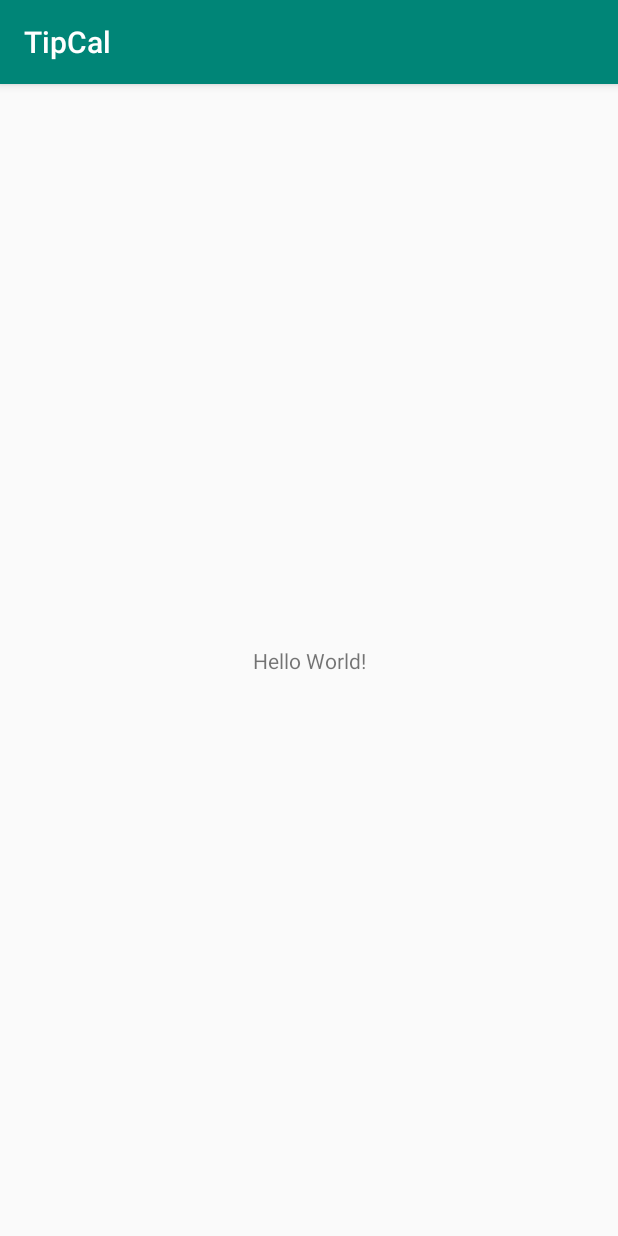
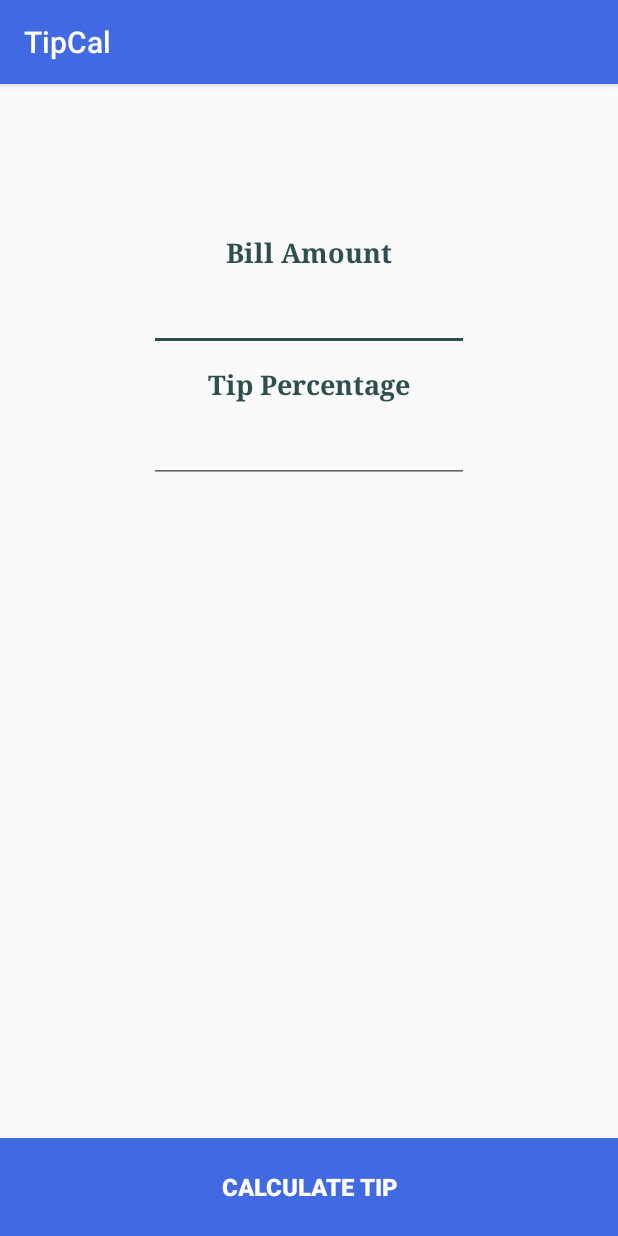
Before and after one commit to vishnudivakar31/android-kotlin-bootcamp, an Android app: the screen it shows after launch (MainActivity), on a phone screen of 412 x 824 dp. Run offline under Robolectric (Android 15) with nearby library versions, the phone set to English and light mode, and no system bars.

Commit message:
tip calculator v1.0

```diff
--- a/bootcamp/TipCal/app/src/main/java/com/wanderingthinkter/tipcal/MainActivity.kt
+++ b/bootcamp/TipCal/app/src/main/java/com/wanderingthinkter/tipcal/MainActivity.kt
@@ -2,11 +2,23 @@ package com.wanderingthinkter.tipcal
 
 import androidx.appcompat.app.AppCompatActivity
 import android.os.Bundle
+import kotlinx.android.synthetic.main.activity_main.*
+import kotlin.math.round
 
 class MainActivity : AppCompatActivity() {
 
     override fun onCreate(savedInstanceState: Bundle?) {
         super.onCreate(savedInstanceState)
         setContentView(R.layout.activity_main)
+
+        calculateTip.setOnClickListener {
+            var amount = amount.text.toString().toDouble()
+            val percentage = tipPercentage.text.toString().toDouble()
+            val tip = round(((percentage / 100) * amount) * 100) / 100
+            amount += tip
+            var resultTxt = getString(R.string.result).replace("{0}", tip.toString())
+            resultTxt = resultTxt.replace("{1}", amount.toString())
+            result.text = resultTxt
+        }
     }
 }
--- a/bootcamp/TipCal/app/src/main/res/layout/activity_main.xml
+++ b/bootcamp/TipCal/app/src/main/res/layout/activity_main.xml
@@ -5,15 +5,60 @@
         xmlns:app="http://schemas.android.com/apk/res-auto"
         android:layout_width="match_parent"
         android:layout_height="match_parent"
-        tools:context=".MainActivity">
-
+        tools:context=".MainActivity" android:layout_gravity="center_horizontal">
+    <TextView
+            android:text="@string/main_title"
+            android:layout_width="wrap_content"
+            android:layout_height="wrap_content"
+            android:id="@+id/billAmount" app:layout_constraintStart_toStartOf="parent"
+            app:layout_constraintHorizontal_bias="0.5" app:layout_constraintEnd_toEndOf="parent"
+            app:layout_constraintTop_toTopOf="parent" android:layout_marginTop="100dp"
+            app:fontFamily="serif" android:textSize="18sp"
+            android:textColor="@color/colorAccent" android:textStyle="bold"/>
+    <EditText
+            android:layout_width="wrap_content"
+            android:layout_height="wrap_content"
+            android:inputType="numberDecimal"
+            android:ems="10"
+            android:id="@+id/amount"
+            app:layout_constraintStart_toStartOf="parent" app:layout_constraintHorizontal_bias="0.5"
+            app:layout_constraintEnd_toEndOf="parent" android:layout_marginTop="8dp"
+            app:layout_constraintTop_toBottomOf="@+id/billAmount" android:textColor="@color/colorAccent"
+            android:autofillHints="" android:gravity="center"/>
+    <TextView
+            android:text="@string/tip_percentage_title"
+            android:layout_width="wrap_content"
+            android:layout_height="wrap_content"
+            android:id="@+id/tipPercentageTxt"
+            app:layout_constraintTop_toBottomOf="@+id/amount" android:layout_marginTop="10dp"
+            app:layout_constraintStart_toStartOf="parent" app:layout_constraintHorizontal_bias="0.5"
+            app:layout_constraintEnd_toEndOf="parent" android:textSize="18sp" android:textColor="@color/colorAccent"
+            app:fontFamily="serif" android:textStyle="bold"/>
+    <EditText
+            android:layout_width="wrap_content"
+            android:layout_height="wrap_content"
+            android:inputType="number"
+            android:ems="10"
+            android:id="@+id/tipPercentage"
+            app:layout_constraintStart_toStartOf="parent" app:layout_constraintHorizontal_bias="0.5"
+            app:layout_constraintEnd_toEndOf="parent" android:layout_marginTop="8dp"
+            app:layout_constraintTop_toBottomOf="@+id/tipPercentageTxt" android:textColor="@color/colorAccent"
+            android:gravity="center"/>
     <TextView
             android:layout_width="wrap_content"
             android:layout_height="wrap_content"
-            android:text="Hello World!"
-            app:layout_constraintBottom_toBottomOf="parent"
-            app:layout_constraintLeft_toLeftOf="parent"
-            app:layout_constraintRight_toRightOf="parent"
-            app:layout_constraintTop_toTopOf="parent"/>
-
+            android:id="@+id/result" app:layout_constraintStart_toStartOf="parent"
+            app:layout_constraintHorizontal_bias="0.5" app:layout_constraintEnd_toEndOf="parent"
+            app:layout_constraintTop_toBottomOf="@+id/tipPercentage" android:layout_marginTop="120dp"
+            android:textSize="20sp" android:textStyle="bold" app:fontFamily="serif"
+            android:textColor="@color/colorAccent" android:gravity="center"/>
+    <Button
+            android:text="@string/calculate_tip"
+            android:layout_width="421dp"
+            android:layout_height="65dp"
+            android:id="@+id/calculateTip" app:layout_constraintStart_toStartOf="parent"
+            app:layout_constraintHorizontal_bias="0.5" app:layout_constraintEnd_toEndOf="parent"
+            app:layout_constraintBottom_toBottomOf="parent" android:textSize="16sp"
+            android:textStyle="bold" android:background="@color/colorPrimaryDark"
+            android:textColor="@android:color/white" android:shadowColor="#00BCD4"/>
 </androidx.constraintlayout.widget.ConstraintLayout>
--- a/bootcamp/TipCal/app/src/main/res/values/colors.xml
+++ b/bootcamp/TipCal/app/src/main/res/values/colors.xml
@@ -1,6 +1,6 @@
 <?xml version="1.0" encoding="utf-8"?>
 <resources>
-    <color name="colorPrimary">#008577</color>
-    <color name="colorPrimaryDark">#00574B</color>
-    <color name="colorAccent">#D81B60</color>
+    <color name="colorPrimary">#4169E1</color>
+    <color name="colorPrimaryDark">#4169E1</color>
+    <color name="colorAccent">#2F4F4F</color>
 </resources>
--- a/bootcamp/TipCal/app/src/main/res/values/strings.xml
+++ b/bootcamp/TipCal/app/src/main/res/values/strings.xml
@@ -1,3 +1,7 @@
 <resources>
     <string name="app_name">TipCal</string>
+    <string name="main_title">Bill Amount</string>
+    <string name="tip_percentage_title">Tip Percentage</string>
+    <string name="calculate_tip">Calculate Tip</string>
+    <string name="result">Tip: ${0} and Total amount: ${1}</string>
 </resources>
```
